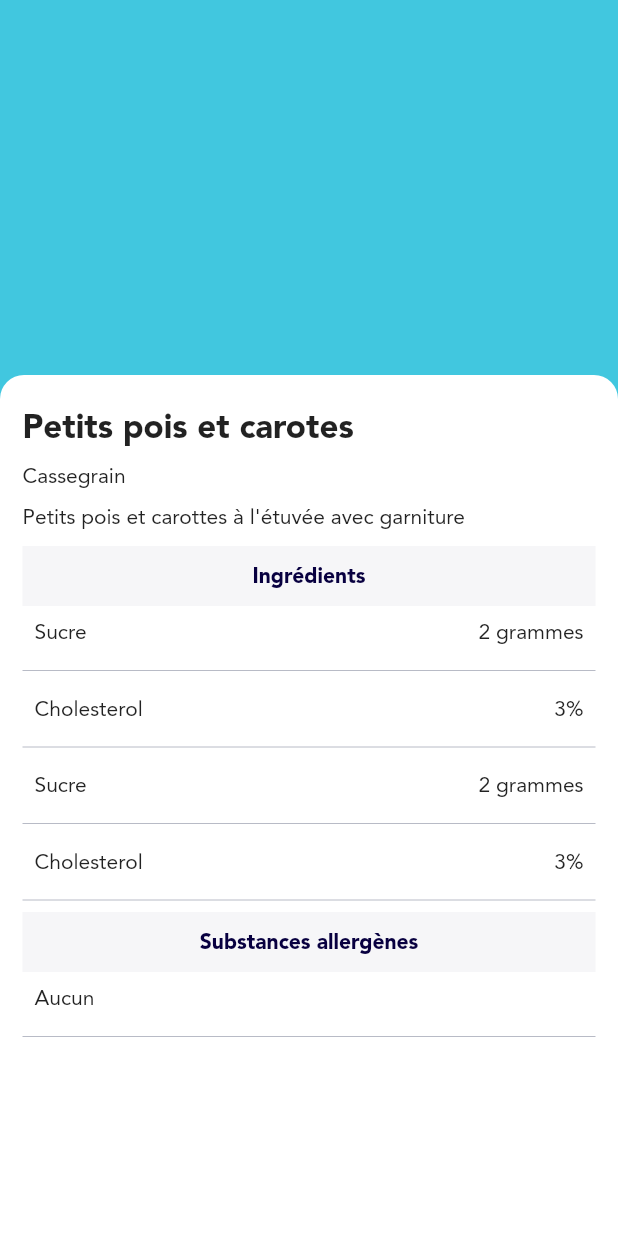
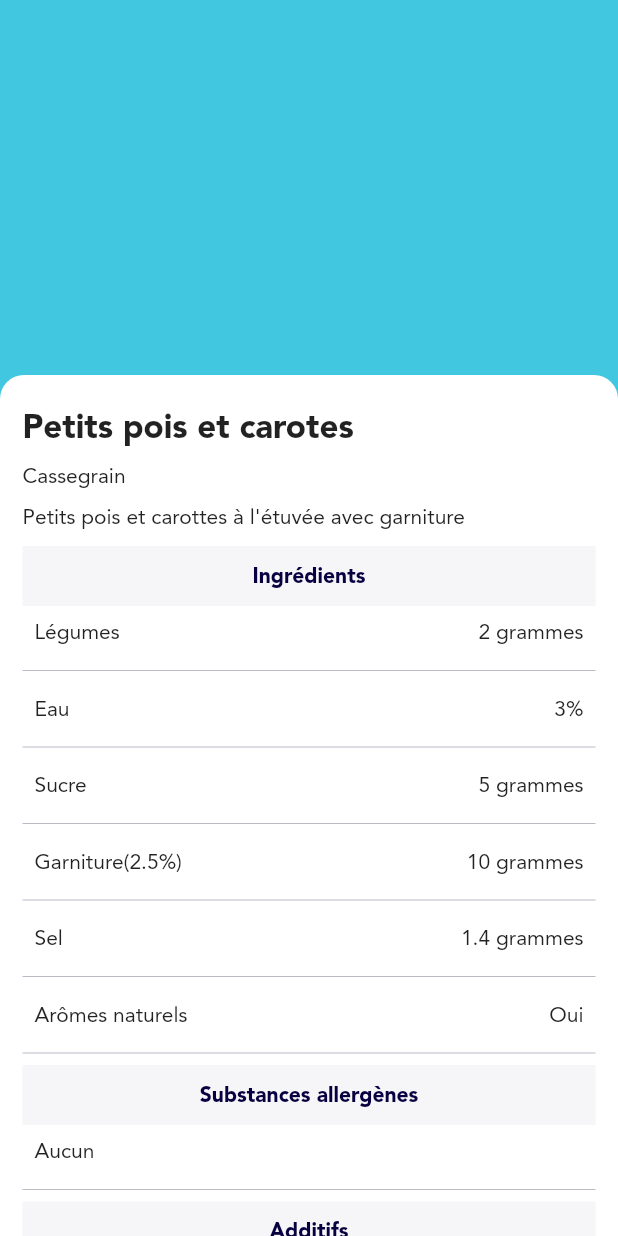
Before and after one commit to MargotRasamy/flutter-yuka-app, a Flutter app: the CharacteristicsView screen opened directly, on a phone screen of 412 x 824 dp. Run offline on Flutter 3.47's test engine with Material 2 defaults, Android fonts, the phone set to English and light mode, and no system bars; our stand-ins replace flutter_bloc, flutter_svg.

Commit message:
details characteristics view

```diff
--- a/lib/layouts/characteristics.dart
+++ b/lib/layouts/characteristics.dart
@@ -70,20 +70,28 @@ class ProductCharacteristics extends StatelessWidget {
                 ProductCharacteristicsDetails(
                     label: 'Ingrédients',
                     characteristicsLabel: <String>[
+                      'Légumes',
+                      'Eau',
                       'Sucre',
-                      'Cholesterol',
-                      'Sucre',
-                      'Cholesterol'
+                      'Garniture(2.5%)',
+                      'Sel',
+                      'Arômes naturels'
                     ],
                     characteristicsDetails: <String>[
                       '2 grammes',
                       '3%',
-                      '2 grammes',
-                      '3%'
+                      '5 grammes',
+                      '10 grammes',
+                      '1.4 grammes',
+                      'Oui'
                     ]),
                 ProductCharacteristicsDetails(
                     label: 'Substances allergènes',
-                    characteristicsLabel: null,
+                    characteristicsLabel: <String>['Allergene'],
+                    characteristicsDetails: null),
+                ProductCharacteristicsDetails(
+                    label: 'Additifs',
+                    characteristicsLabel: <String>['Additif'],
                     characteristicsDetails: null)
               ],
             ),
```
